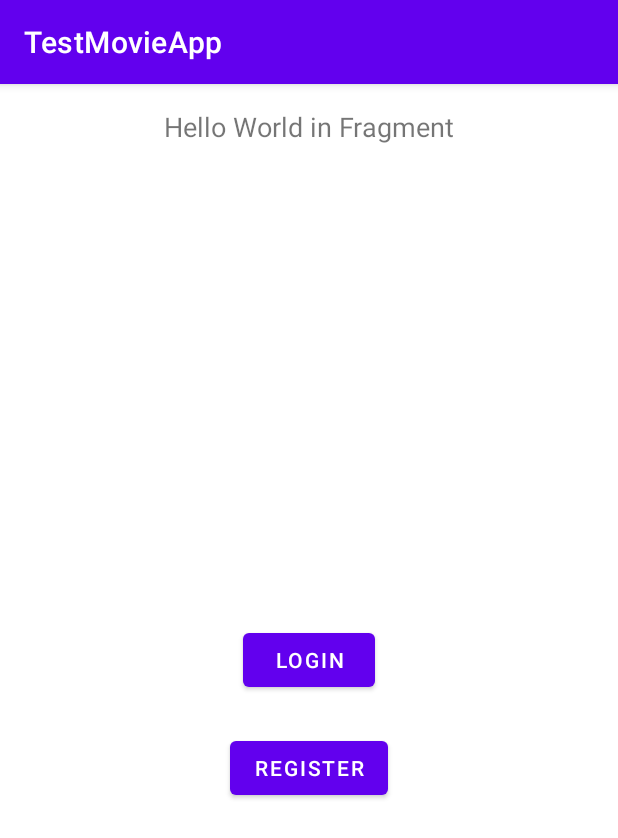
After one commit to timucini/MovieApp, an Android app: the fragment StartFragment shown on its own in the app's theme, on a phone screen of 412 x 824 dp. The commit adds this screen. Shown: the top 838 px of the screen. Run offline under Robolectric (Android 15) with nearby library versions, the phone set to English and light mode, and no system bars.

Commit message:
add navigation
*add startFragment

```diff
--- /dev/null
+++ b/app/src/main/java/com/example/testmovieapp/StartFragment.kt
@@ -0,0 +1,59 @@
+package com.example.testmovieapp
+
+import android.os.Bundle
+import androidx.fragment.app.Fragment
+import android.view.LayoutInflater
+import android.view.View
+import android.view.ViewGroup
+
+// TODO: Rename parameter arguments, choose names that match
+// the fragment initialization parameters, e.g. ARG_ITEM_NUMBER
+private const val ARG_PARAM1 = "param1"
+private const val ARG_PARAM2 = "param2"
+
+/**
+ * A simple [Fragment] subclass.
+ * Use the [StartFragment.newInstance] factory method to
+ * create an instance of this fragment.
+ */
+class StartFragment : Fragment() {
+    // TODO: Rename and change types of parameters
+    private var param1: String? = null
+    private var param2: String? = null
+
+    override fun onCreate(savedInstanceState: Bundle?) {
+        super.onCreate(savedInstanceState)
+        arguments?.let {
+            param1 = it.getString(ARG_PARAM1)
+            param2 = it.getString(ARG_PARAM2)
+        }
+    }
+
+    override fun onCreateView(
+        inflater: LayoutInflater, container: ViewGroup?,
+        savedInstanceState: Bundle?
+    ): View? {
+        // Inflate the layout for this fragment
+        return inflater.inflate(R.layout.fragment_start, container, false)
+    }
+
+    companion object {
+        /**
+         * Use this factory method to create a new instance of
+         * this fragment using the provided parameters.
+         *
+         * @param param1 Parameter 1.
+         * @param param2 Parameter 2.
+         * @return A new instance of fragment StartFragment.
+         */
+        // TODO: Rename and change types and number of parameters
+        @JvmStatic
+        fun newInstance(param1: String, param2: String) =
+            StartFragment().apply {
+                arguments = Bundle().apply {
+                    putString(ARG_PARAM1, param1)
+                    putString(ARG_PARAM2, param2)
+                }
+            }
+    }
+}
--- /dev/null
+++ b/app/src/main/res/layout/fragment_start.xml
@@ -0,0 +1,42 @@
+<?xml version="1.0" encoding="utf-8"?>
+<androidx.constraintlayout.widget.ConstraintLayout
+    xmlns:android="http://schemas.android.com/apk/res/android"
+    xmlns:app="http://schemas.android.com/apk/res-auto"
+    xmlns:tools="http://schemas.android.com/tools"
+    android:layout_width="match_parent"
+    android:layout_height="match_parent"
+    android:id="@+id/startFragment">
+
+    <TextView
+        android:id="@+id/tvStartLabel"
+        android:layout_width="wrap_content"
+        android:layout_height="wrap_content"
+        android:layout_marginTop="16dp"
+        android:text="Hello World in Fragment"
+        android:textSize="18dp"
+        app:layout_constraintEnd_toEndOf="parent"
+        app:layout_constraintStart_toStartOf="parent"
+        app:layout_constraintTop_toTopOf="parent" />
+
+    <Button
+        android:id="@+id/btnLogin"
+        android:layout_width="wrap_content"
+        android:layout_height="wrap_content"
+        android:text="Login"
+        app:layout_constraintBottom_toBottomOf="parent"
+        app:layout_constraintEnd_toEndOf="parent"
+        app:layout_constraintStart_toStartOf="parent"
+        app:layout_constraintTop_toTopOf="parent" />
+
+    <Button
+        android:id="@+id/btnRegister"
+        android:layout_width="wrap_content"
+        android:layout_height="wrap_content"
+        android:layout_marginTop="24dp"
+        android:text="Register"
+        app:layout_constraintEnd_toEndOf="parent"
+        app:layout_constraintStart_toStartOf="parent"
+        app:layout_constraintTop_toBottomOf="@+id/btnLogin" />
+
+
+</androidx.constraintlayout.widget.ConstraintLayout>
--- a/app/src/main/res/values/strings.xml
+++ b/app/src/main/res/values/strings.xml
@@ -1,3 +1,5 @@
 <resources>
     <string name="app_name">TestMovieApp</string>
+    <!-- TODO: Remove or change this placeholder text -->
+    <string name="hello_blank_fragment">Hello blank fragment</string>
 </resources>
```
Also changed, not shown: app/build.gradle (+20 -0 lines), app/src/main/java/com/example/testmovieapp/MainActivity.kt (+6 -1 lines), app/src/main/res/layout/activity_main.xml (+14 -7 lines), app/src/main/res/navigation/nav_graph.xml (added, +13 -0 lines).
